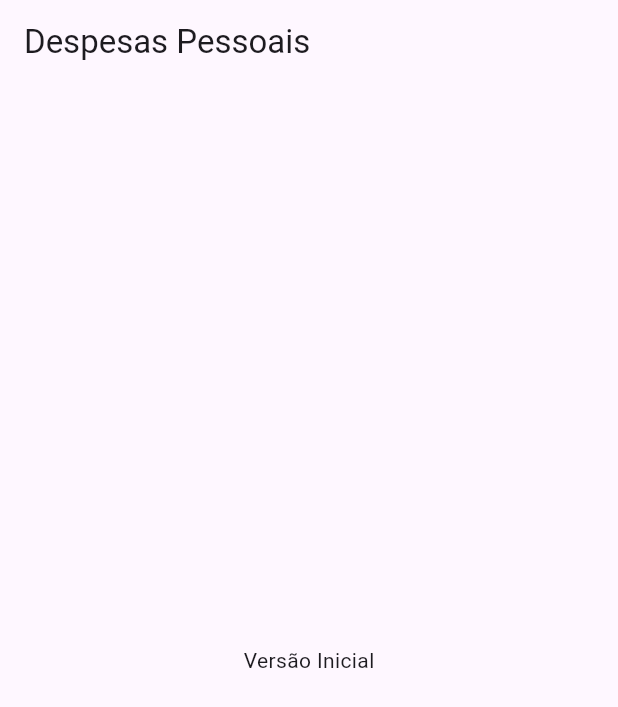
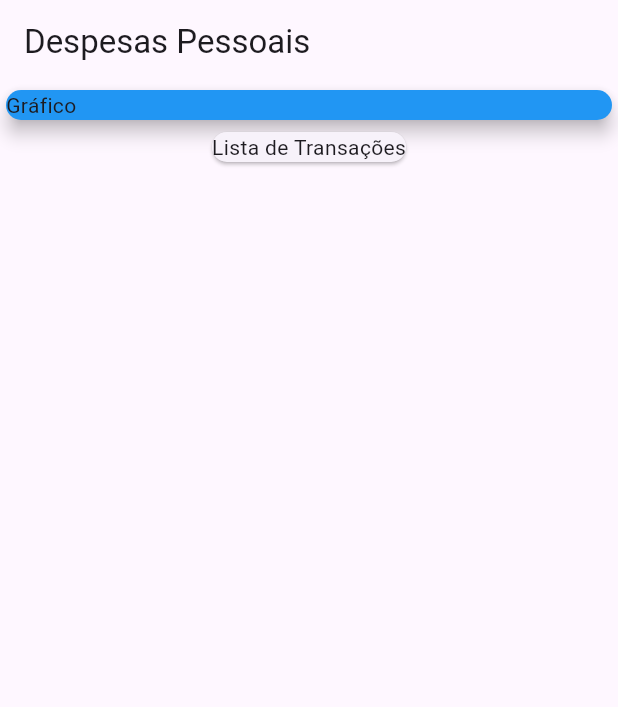
Before and after one commit to Nedsonjr10/Expenses-Flutter, a Flutter app: the screen it shows after launch, on a phone screen of 412 x 824 dp. Shown: the top 707 px of the screen. Run offline on Flutter 3.47's test engine with Material 3 defaults, Android fonts, the phone set to English and light mode, and no system bars.

Commit message:
Column in body

```diff
--- a/lib/main.dart
+++ b/lib/main.dart
@@ -22,8 +22,20 @@ class MyHomePage extends StatelessWidget {
       appBar: AppBar(
         title: const Text("Despesas Pessoais"),
       ),
-      body: const Center(
-        child: Text("Versão Inicial"),
+      body: const Column(
+        children: [
+          SizedBox(
+            width: double.infinity,
+            child: Card(
+              color: Colors.blue,
+              elevation: 5,
+              child: Text('Gráfico'),
+            ),
+          ),
+          Card(
+            child: Text('Lista de Transações'),
+          ),
+        ],
       ),
     );
   }
```
